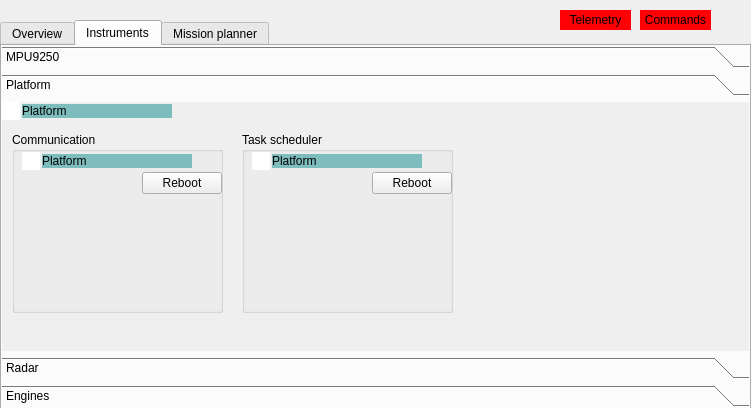
Above: roverGUI/mainwindow.ui from vedranMv/roverGUI before the change. Below: the same form after it.
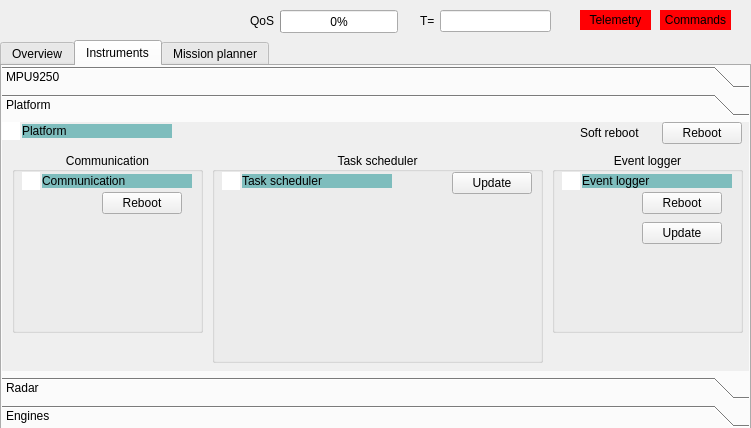
That is the form after the change. The open tabs and pages were chosen to show the change. Icons and pictures are not drawn. Custom widgets are drawn as their Qt base class.

The edit to the form file:
```diff
--- a/roverGUI/mainwindow.ui
+++ b/roverGUI/mainwindow.ui
@@ -7,7 +7,7 @@
     <x>0</x>
     <y>0</y>
     <width>751</width>
-    <height>408</height>
+    <height>428</height>
    </rect>
   </property>
   <property name="mouseTracking">
@@ -21,7 +21,7 @@
     <property name="geometry">
      <rect>
       <x>0</x>
-      <y>20</y>
+      <y>40</y>
       <width>751</width>
       <height>391</height>
      </rect>
@@ -770,17 +770,20 @@
          <rect>
           <x>10</x>
           <y>30</y>
-          <width>211</width>
+          <width>191</width>
           <height>181</height>
          </rect>
         </property>
         <property name="title">
          <string>Communication</string>
         </property>
+        <property name="alignment">
+         <set>Qt::AlignCenter</set>
+        </property>
         <widget class="QPushButton" name="commReb_PB">
          <property name="geometry">
           <rect>
-           <x>130</x>
+           <x>90</x>
            <y>40</y>
            <width>80</width>
            <height>22</height>
@@ -820,33 +823,36 @@
           <string notr="true">background-color:rgb(126, 189, 189);</string>
          </property>
          <property name="text">
-          <string>Platform</string>
+          <string>Communication</string>
          </property>
         </widget>
        </widget>
        <widget class="QGroupBox" name="tsI_GB">
         <property name="geometry">
          <rect>
-          <x>240</x>
+          <x>210</x>
           <y>30</y>
-          <width>211</width>
-          <height>181</height>
+          <width>331</width>
+          <height>211</height>
          </rect>
         </property>
         <property name="title">
          <string>Task scheduler</string>
         </property>
-        <widget class="QPushButton" name="tsReb_PB">
+        <property name="alignment">
+         <set>Qt::AlignCenter</set>
+        </property>
+        <widget class="QPushButton" name="tsUpd_PB">
          <property name="geometry">
           <rect>
-           <x>130</x>
-           <y>40</y>
+           <x>240</x>
+           <y>20</y>
            <width>80</width>
            <height>22</height>
           </rect>
          </property>
          <property name="text">
-          <string>Reboot</string>
+          <string>Update</string>
          </property>
         </widget>
         <widget class="QGraphicsView" name="tsPinv_GV">
@@ -879,9 +885,132 @@
           <string notr="true">background-color:rgb(126, 189, 189);</string>
          </property>
          <property name="text">
-          <string>Platform</string>
+          <string>Task scheduler</string>
          </property>
         </widget>
+        <widget class="QPlainTextEdit" name="tsLog_TE">
+         <property name="geometry">
+          <rect>
+           <x>0</x>
+           <y>50</y>
+           <width>331</width>
+           <height>161</height>
+          </rect>
+         </property>
+         <property name="styleSheet">
+          <string notr="true">background-color:transparent;</string>
+         </property>
+        </widget>
+       </widget>
+       <widget class="QGroupBox" name="evlog_GB">
+        <property name="geometry">
+         <rect>
+          <x>550</x>
+          <y>30</y>
+          <width>191</width>
+          <height>181</height>
+         </rect>
+        </property>
+        <property name="title">
+         <string>Event logger</string>
+        </property>
+        <property name="alignment">
+         <set>Qt::AlignCenter</set>
+        </property>
+        <widget class="QPushButton" name="evlogReb_PB">
+         <property name="geometry">
+          <rect>
+           <x>90</x>
+           <y>40</y>
+           <width>80</width>
+           <height>22</height>
+          </rect>
+         </property>
+         <property name="text">
+          <string>Reboot</string>
+         </property>
+        </widget>
+        <widget class="QGraphicsView" name="evlogPinv_GV">
+         <property name="geometry">
+          <rect>
+           <x>10</x>
+           <y>20</y>
+           <width>18</width>
+           <height>18</height>
+          </rect>
+         </property>
+         <property name="mouseTracking">
+          <bool>true</bool>
+         </property>
+         <property name="toolTip">
+          <string>&lt;html&gt;&lt;head/&gt;&lt;body&gt;&lt;p&gt;Priority inversion event&lt;/p&gt;&lt;p&gt;Module emitted a lower-priority event after prevoiusly &lt;/p&gt;&lt;p&gt;emitting a higher priority one. This doesn't necessarily &lt;/p&gt;&lt;p&gt;point to module malfunctioning but it may be an &lt;/p&gt;&lt;p&gt;indicator. Try to reboot the module.&lt;/p&gt;&lt;/body&gt;&lt;/html&gt;</string>
+         </property>
+         <property name="toolTipDuration">
+          <number>-1</number>
+         </property>
+         <property name="styleSheet">
+          <string notr="true">background-image:url(:/new/prefix1/imgs/danger.png);
+background-repeat:no-repeat;</string>
+         </property>
+         <property name="frameShape">
+          <enum>QFrame::NoFrame</enum>
+         </property>
+        </widget>
+        <widget class="QLabel" name="evlog_L_2">
+         <property name="geometry">
+          <rect>
+           <x>30</x>
+           <y>22</y>
+           <width>150</width>
+           <height>14</height>
+          </rect>
+         </property>
+         <property name="styleSheet">
+          <string notr="true">background-color:rgb(126, 189, 189);</string>
+         </property>
+         <property name="text">
+          <string>Event logger</string>
+         </property>
+        </widget>
+        <widget class="QPushButton" name="evlogUpd_PB">
+         <property name="geometry">
+          <rect>
+           <x>90</x>
+           <y>70</y>
+           <width>80</width>
+           <height>22</height>
+          </rect>
+         </property>
+         <property name="text">
+          <string>Update</string>
+         </property>
+        </widget>
+       </widget>
+       <widget class="QPushButton" name="platReb_PB">
+        <property name="geometry">
+         <rect>
+          <x>660</x>
+          <y>0</y>
+          <width>80</width>
+          <height>22</height>
+         </rect>
+        </property>
+        <property name="text">
+         <string>Reboot</string>
+        </property>
+       </widget>
+       <widget class="QLabel" name="softReb_L">
+        <property name="geometry">
+         <rect>
+          <x>578</x>
+          <y>0</y>
+          <width>71</width>
+          <height>21</height>
+         </rect>
+        </property>
+        <property name="text">
+         <string>Soft reboot</string>
+        </property>
        </widget>
       </widget>
       <widget class="QWidget" name="radar_TB">
@@ -995,19 +1124,6 @@
        <string>Mission starting time T=                                ms</string>
       </property>
      </widget>
-     <widget class="QLabel" name="mUtime_L">
-      <property name="geometry">
-       <rect>
-        <x>470</x>
-        <y>10</y>
-        <width>271</width>
-        <height>21</height>
-       </rect>
-      </property>
-      <property name="text">
-       <string>Current vehice time T=                            ms</string>
-      </property>
-     </widget>
      <widget class="QLineEdit" name="mStart_LE">
       <property name="enabled">
        <bool>true</bool>
@@ -1021,15 +1137,116 @@
        </rect>
       </property>
      </widget>
-     <widget class="QLineEdit" name="mUtime_LE">
+     <widget class="QGroupBox" name="missionT_GB">
+      <property name="geometry">
+       <rect>
+        <x>0</x>
+        <y>40</y>
+        <width>741</width>
+        <height>311</height>
+       </rect>
+      </property>
+      <property name="styleSheet">
+       <string notr="true"/>
+      </property>
+      <property name="title">
+       <string>Mission tasks</string>
+      </property>
+      <widget class="QPushButton" name="addTask_PB">
+       <property name="geometry">
+        <rect>
+         <x>30</x>
+         <y>270</y>
+         <width>80</width>
+         <height>22</height>
+        </rect>
+       </property>
+       <property name="text">
+        <string>Add task</string>
+       </property>
+      </widget>
+      <widget class="QScrollArea" name="missionScroll_SA">
+       <property name="geometry">
+        <rect>
+         <x>0</x>
+         <y>20</y>
+         <width>741</width>
+         <height>231</height>
+        </rect>
+       </property>
+       <property name="horizontalScrollBarPolicy">
+        <enum>Qt::ScrollBarAlwaysOff</enum>
+       </property>
+       <property name="widgetResizable">
+        <bool>true</bool>
+       </property>
+       <widget class="QWidget" name="scrollAreaWidgetContents">
+        <property name="geometry">
+         <rect>
+          <x>0</x>
+          <y>0</y>
+          <width>739</width>
+          <height>229</height>
+         </rect>
+        </property>
+        <property name="sizePolicy">
+         <sizepolicy hsizetype="MinimumExpanding" vsizetype="MinimumExpanding">
+          <horstretch>0</horstretch>
+          <verstretch>0</verstretch>
+         </sizepolicy>
+        </property>
+       </widget>
+      </widget>
+      <widget class="QPushButton" name="schedMiss_PB">
+       <property name="geometry">
+        <rect>
+         <x>620</x>
+         <y>260</y>
+         <width>111</width>
+         <height>41</height>
+        </rect>
+       </property>
+       <property name="text">
+        <string>Schedule
+mission</string>
+       </property>
+      </widget>
+      <widget class="QCheckBox" name="checkBox">
+       <property name="geometry">
+        <rect>
+         <x>260</x>
+         <y>270</y>
+         <width>171</width>
+         <height>20</height>
+        </rect>
+       </property>
+       <property name="text">
+        <string>Create periodic mission</string>
+       </property>
+      </widget>
+     </widget>
+     <widget class="QLabel" name="mUtime_L_2">
+      <property name="geometry">
+       <rect>
+        <x>440</x>
+        <y>10</y>
+        <width>291</width>
+        <height>21</height>
+       </rect>
+      </property>
+      <property name="text">
+       <string>Current vehice time T=                                 ms</string>
+      </property>
+     </widget>
+     <widget class="QLineEdit" name="mUtime_LE_2">
       <property name="enabled">
-       <bool>false</bool>
+       <bool>true</bool>
       </property>
       <property name="geometry">
        <rect>
-        <x>620</x>
+        <x>590</x>
         <y>10</y>
-        <width>91</width>
+        <width>111</width>
         <height>22</height>
        </rect>
       </property>
@@ -1039,7 +1256,7 @@
    <widget class="QLabel" name="telemetry_L">
     <property name="geometry">
      <rect>
-      <x>560</x>
+      <x>580</x>
       <y>10</y>
       <width>71</width>
       <height>20</height>
@@ -1058,7 +1275,7 @@
    <widget class="QLabel" name="commands_L">
     <property name="geometry">
      <rect>
-      <x>640</x>
+      <x>660</x>
       <y>10</y>
       <width>71</width>
       <height>20</height>
@@ -1074,6 +1291,86 @@
      <set>Qt::AlignCenter</set>
     </property>
    </widget>
+   <widget class="QPushButton" name="commands_L_2">
+    <property name="geometry">
+     <rect>
+      <x>660</x>
+      <y>10</y>
+      <width>80</width>
+      <height>22</height>
+     </rect>
+    </property>
+    <property name="styleSheet">
+     <string notr="true">background-color:transparent</string>
+    </property>
+    <property name="text">
+     <string> </string>
+    </property>
+    <property name="flat">
+     <bool>true</bool>
+    </property>
+   </widget>
+   <widget class="QLabel" name="mUtime_L">
+    <property name="geometry">
+     <rect>
+      <x>420</x>
+      <y>10</y>
+      <width>21</width>
+      <height>21</height>
+     </rect>
+    </property>
+    <property name="text">
+     <string>T=</string>
+    </property>
+   </widget>
+   <widget class="QLineEdit" name="mUtime_LE">
+    <property name="enabled">
+     <bool>true</bool>
+    </property>
+    <property name="geometry">
+     <rect>
+      <x>440</x>
+      <y>10</y>
+      <width>111</width>
+      <height>22</height>
+     </rect>
+    </property>
+    <property name="text">
+     <string/>
+    </property>
+   </widget>
+   <widget class="QLabel" name="qos_L">
+    <property name="geometry">
+     <rect>
+      <x>250</x>
+      <y>10</y>
+      <width>31</width>
+      <height>21</height>
+     </rect>
+    </property>
+    <property name="text">
+     <string>QoS</string>
+    </property>
+   </widget>
+   <widget class="QProgressBar" name="qos_PrB">
+    <property name="geometry">
+     <rect>
+      <x>280</x>
+      <y>10</y>
+      <width>118</width>
+      <height>23</height>
+     </rect>
+    </property>
+    <property name="value">
+     <number>0</number>
+    </property>
+    <property name="textVisible">
+     <bool>true</bool>
+    </property>
+    <property name="format">
+     <string extracomment="QoS">%p%</string>
+    </property>
+   </widget>
   </widget>
  </widget>
  <layoutdefault spacing="6" margin="11"/>
```
Left out of the diff: 89 changed lines with no effect on the pictures.
